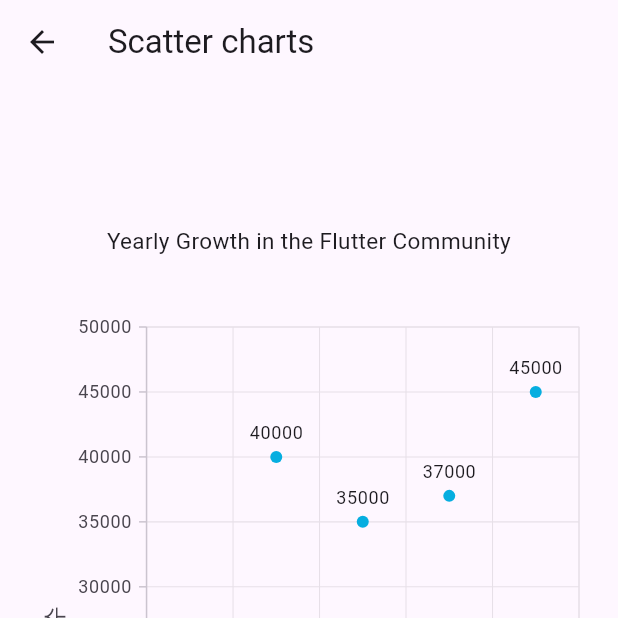
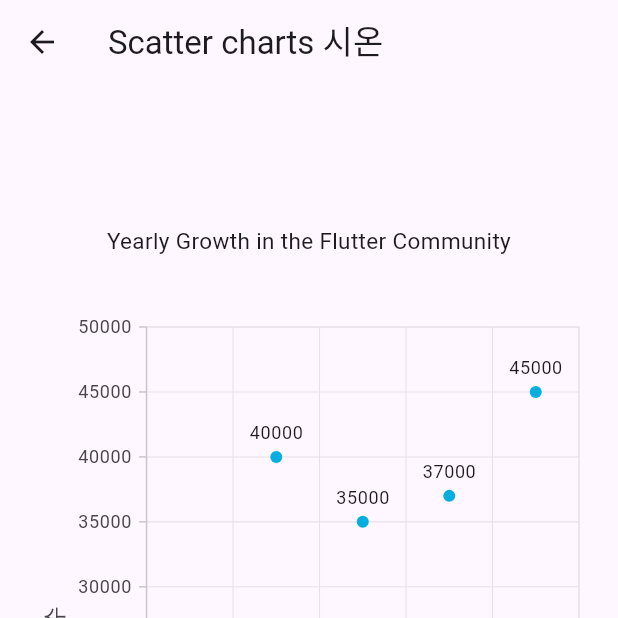
Before and after one commit to jx010102-hub/team_project_01, a Flutter app: the Chart1 screen opened directly, on a phone screen of 412 x 824 dp, the top half of it. Run offline on Flutter 3.47's test engine with Material 3 defaults, Android fonts, the light colour scheme and no system bars; our stand-ins replace syncfusion_flutter_charts.

Commit message:
endend
1234

```diff
--- a/lib/model/developer_data.dart
+++ b/lib/model/developer_data.dart
@@ -2,10 +2,8 @@
   int year;
   int developers;
 
-  DeveloperData(
-    {
-      required this.year,
-      required this.developers
-    }
-  );
+  DeveloperData({
+    required this.year,
+    required this.developers,
+  });
 }
--- a/lib/view/chart_1.dart
+++ b/lib/view/chart_1.dart
@@ -34,7 +34,7 @@
   @override
   Widget build(BuildContext context) {
     return Scaffold(
-      appBar: AppBar(title: Text('Scatter charts')),
+      appBar: AppBar(title: Text('Scatter charts 시온')),
       body: Center(
         child: SizedBox(
           width: 380,
```
Also changed, not shown: lib/main.dart (+5 -105 lines), lib/view/chart_3.dart (+20 -12 lines).
